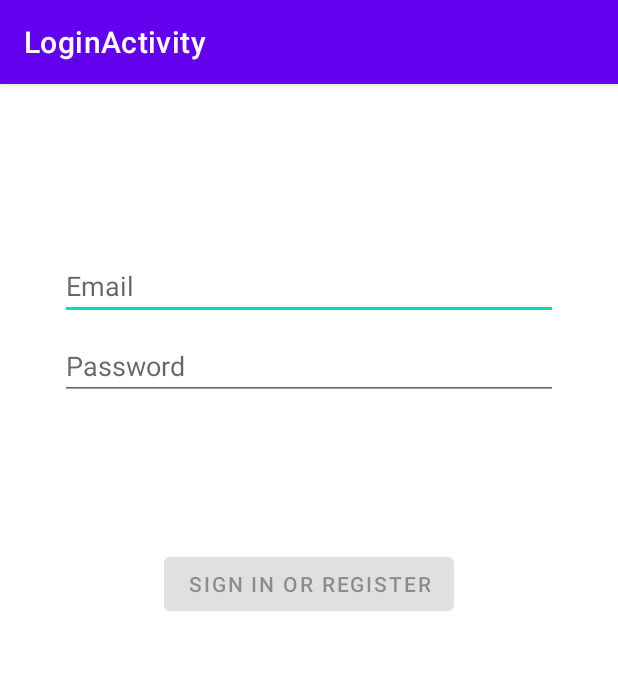
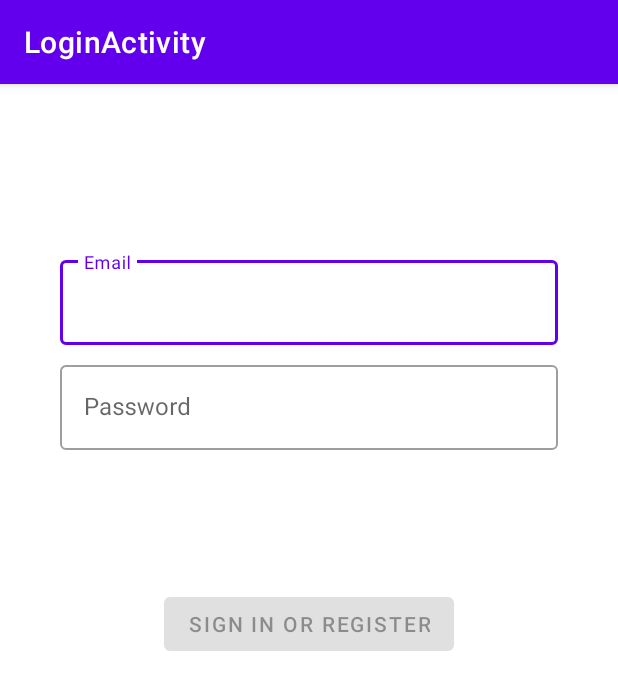
Before and after one commit to LeeSeungYun1020/Gets, an Android app: the LoginActivity screen opened directly, with no data from a screen before it, on a phone screen of 412 x 824 dp. Shown: the top 690 px of the screen. Run offline under Robolectric (Android 15) with nearby library versions, the phone set to English and light mode, and no system bars.

```diff
--- a/android/app/src/main/AndroidManifest.xml
+++ b/android/app/src/main/AndroidManifest.xml
@@ -1,7 +1,7 @@
 <?xml version="1.0" encoding="utf-8"?>
 <manifest xmlns:android="http://schemas.android.com/apk/res/android"
     package="com.sys.gets">
-
+    <uses-permission android:name="android.permission.INTERNET" />
     <application
         android:allowBackup="true"
         android:icon="@mipmap/ic_launcher"
--- a/android/app/src/main/java/com/sys/gets/ui/home/HomeFragment.kt
+++ b/android/app/src/main/java/com/sys/gets/ui/home/HomeFragment.kt
@@ -8,7 +8,6 @@ import android.widget.TextView
 import androidx.fragment.app.Fragment
 import androidx.lifecycle.Observer
 import androidx.lifecycle.ViewModelProvider
-import com.sys.gets.R
 import com.sys.gets.databinding.FragmentHomeBinding
 
 class HomeFragment : Fragment() {
@@ -34,6 +33,7 @@ private var _binding: FragmentHomeBinding? = null
     homeViewModel.text.observe(viewLifecycleOwner, Observer {
       textView.text = it
     })
+
     return root
   }
 
--- a/android/app/src/main/java/com/sys/gets/ui/login/LoginActivity.kt
+++ b/android/app/src/main/java/com/sys/gets/ui/login/LoginActivity.kt
@@ -1,20 +1,20 @@
 package com.sys.gets.ui.login
 
 import android.app.Activity
-import androidx.lifecycle.Observer
-import androidx.lifecycle.ViewModelProvider
 import android.os.Bundle
-import androidx.annotation.StringRes
-import androidx.appcompat.app.AppCompatActivity
 import android.text.Editable
 import android.text.TextWatcher
 import android.view.View
 import android.view.inputmethod.EditorInfo
 import android.widget.EditText
 import android.widget.Toast
+import androidx.annotation.StringRes
+import androidx.appcompat.app.AppCompatActivity
+import androidx.core.widget.doOnTextChanged
+import androidx.lifecycle.Observer
+import androidx.lifecycle.ViewModelProvider
+import com.sys.gets.R
 import com.sys.gets.databinding.ActivityLoginBinding
-
-import com.sys.gets.R
 
 class LoginActivity : AppCompatActivity() {
 
@@ -64,19 +64,18 @@ class LoginActivity : AppCompatActivity() {
             //Complete and destroy login activity once successful
             finish()
         })
-
-        username.afterTextChanged {
+        username.editText?.doOnTextChanged { text, start, before, count ->
             loginViewModel.loginDataChanged(
-                username.text.toString(),
-                password.text.toString()
+                text.toString(),
+                password.editText?.text.toString()
             )
         }
 
-        password.apply {
-            afterTextChanged {
+        password.editText?.apply {
+            doOnTextChanged { text, start, before, count ->
                 loginViewModel.loginDataChanged(
-                    username.text.toString(),
-                    password.text.toString()
+                    username.editText?.text.toString(),
+                    text.toString()
                 )
             }
 
@@ -84,8 +83,8 @@ class LoginActivity : AppCompatActivity() {
                 when (actionId) {
                     EditorInfo.IME_ACTION_DONE ->
                         loginViewModel.login(
-                            username.text.toString(),
-                            password.text.toString()
+                            username.editText?.text.toString(),
+                            password.editText?.text.toString()
                         )
                 }
                 false
@@ -93,7 +92,10 @@ class LoginActivity : AppCompatActivity() {
 
             login.setOnClickListener {
                 loading.visibility = View.VISIBLE
-                loginViewModel.login(username.text.toString(), password.text.toString())
+                loginViewModel.login(
+                    username.editText?.text.toString(),
+                    password.editText?.text.toString()
+                )
             }
         }
     }
--- a/android/app/src/main/res/layout/activity_login.xml
+++ b/android/app/src/main/res/layout/activity_login.xml
@@ -10,38 +10,47 @@
     android:paddingRight="@dimen/activity_horizontal_margin"
     android:paddingBottom="@dimen/activity_vertical_margin"
     tools:context=".ui.login.LoginActivity">
-
-    <EditText
+    <com.google.android.material.textfield.TextInputLayout
         android:id="@+id/username"
-        android:layout_width="0dp"
+        style="@style/Widget.MaterialComponents.TextInputLayout.OutlinedBox"
         android:layout_height="wrap_content"
         android:layout_marginStart="24dp"
         android:layout_marginTop="96dp"
         android:layout_marginEnd="24dp"
-        android:hint="@string/prompt_email"
-        android:inputType="textEmailAddress"
-        android:selectAllOnFocus="true"
+        android:layout_width="match_parent"
         app:layout_constraintEnd_toEndOf="parent"
         app:layout_constraintStart_toStartOf="parent"
-        app:layout_constraintTop_toTopOf="parent" />
+        app:layout_constraintTop_toTopOf="parent">
 
-    <EditText
+        <com.google.android.material.textfield.TextInputEditText
+            android:layout_width="match_parent"
+            android:layout_height="wrap_content"
+            android:hint="@string/prompt_email"
+            android:inputType="textEmailAddress" />
+    </com.google.android.material.textfield.TextInputLayout>
+
+    <com.google.android.material.textfield.TextInputLayout
         android:id="@+id/password"
-        android:layout_width="0dp"
+        style="@style/Widget.MaterialComponents.TextInputLayout.OutlinedBox"
         android:layout_height="wrap_content"
         android:layout_marginStart="24dp"
         android:layout_marginTop="8dp"
         android:layout_marginEnd="24dp"
-        android:hint="@string/prompt_password"
-        android:imeActionLabel="@string/action_sign_in_short"
-        android:imeOptions="actionDone"
-        android:inputType="textPassword"
-        android:selectAllOnFocus="true"
+        android:layout_width="match_parent"
         app:layout_constraintEnd_toEndOf="parent"
         app:layout_constraintStart_toStartOf="parent"
-        app:layout_constraintTop_toBottomOf="@+id/username" />
+        app:layout_constraintTop_toBottomOf="@+id/username">
 
-    <Button
+        <com.google.android.material.textfield.TextInputEditText
+            android:layout_width="match_parent"
+            android:layout_height="wrap_content"
+            android:hint="@string/prompt_password"
+            android:imeActionLabel="@string/action_sign_in_short"
+            android:imeOptions="actionDone"
+            android:inputType="textPassword" />
+    </com.google.android.material.textfield.TextInputLayout>
+
+    <com.google.android.material.button.MaterialButton
         android:id="@+id/login"
         android:layout_width="wrap_content"
         android:layout_height="wrap_content"
--- a/android/app/src/main/res/values/strings.xml
+++ b/android/app/src/main/res/values/strings.xml
@@ -29,4 +29,6 @@
     <string name="invalid_password">Password must be >5 characters</string>
     <string name="login_failed">"Login failed"</string>
     <string name="title_splash">Splash</string>
+    <string name="msg_request_login">Login is required to use all functions of the application.</string>
+    <string name="msg_login">Login</string>
 </resources>
```
Also changed, not shown: android/app/src/main/java/com/sys/gets/MainActivity.kt (+30 -7 lines), android/app/src/main/res/layout/activity_main.xml (+2 -5 lines), 1 other file.
